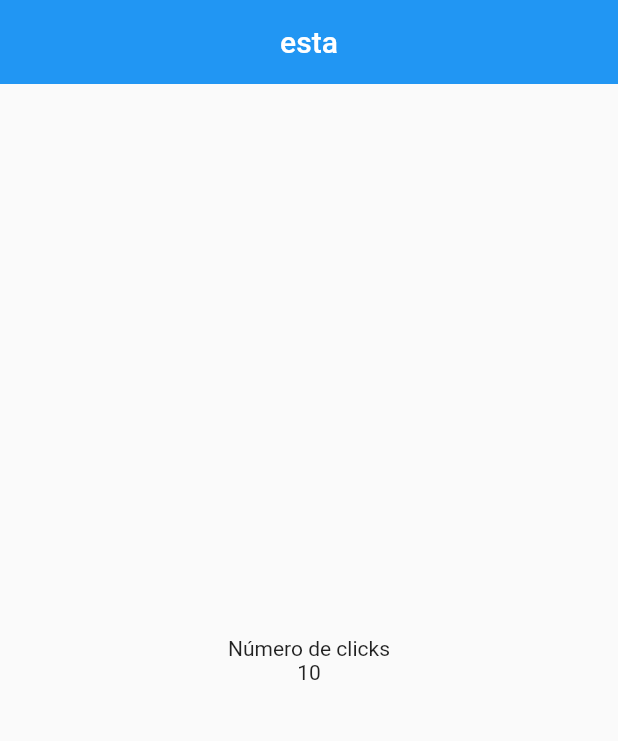
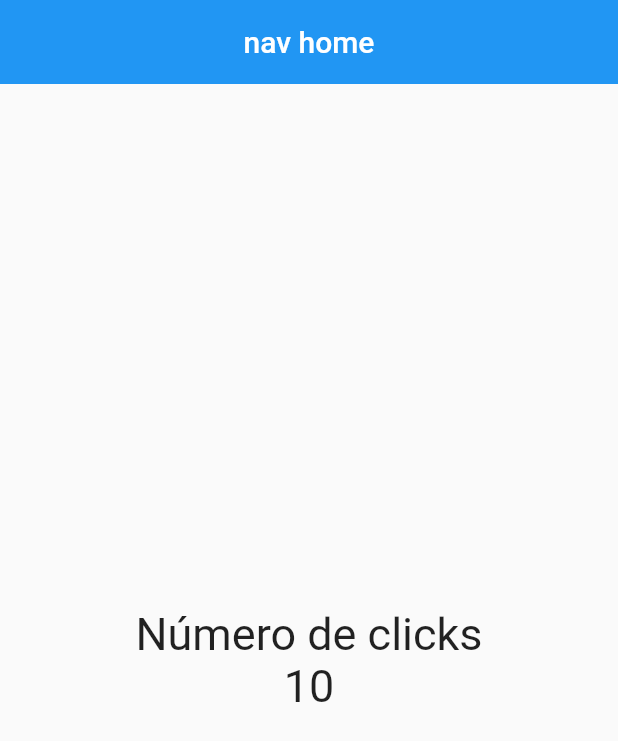
Before and after one commit to richie20502/my_app_flutter, a Flutter app: the screen it shows after launch, on a phone screen of 412 x 824 dp. Shown: the top 741 px of the screen. Run offline on Flutter 3.47's test engine with Material 2 defaults, Android fonts, the light colour scheme and no system bars.

Commit message:
se genero variable fontsize  patra agregar en cada widget

```diff
--- a/lib/screens/home_screen.dart
+++ b/lib/screens/home_screen.dart
@@ -5,18 +5,25 @@ class HomeScreen extends StatelessWidget {
 
   @override
   Widget build(BuildContext context) {
+    TextStyle fontSize30 = const TextStyle(fontSize: 30);
     return Scaffold(
       appBar: AppBar(
-        title: const Center(child: Text('esta')),
+        title: const Center(child: Text('nav home')),
         elevation: 0.0,
       ),
-      body: const Center(
+      body: Center(
         child: Column(
           mainAxisAlignment: MainAxisAlignment.center,
           crossAxisAlignment: CrossAxisAlignment.center,
           children: [
-            Text('Número de clicks'),
-            Text('10'),
+            Text(
+              'Número de clicks',
+              style: fontSize30,
+            ),
+            Text(
+              '10',
+              style: fontSize30,
+            ),
           ],
         ),
       ),
```
